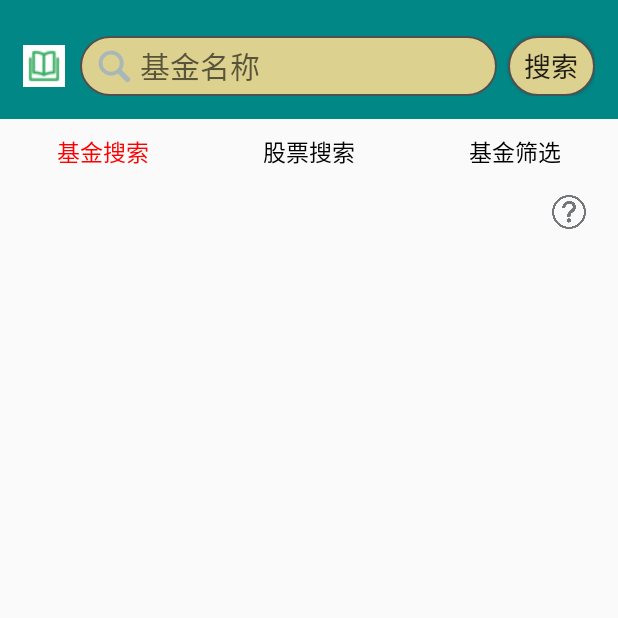
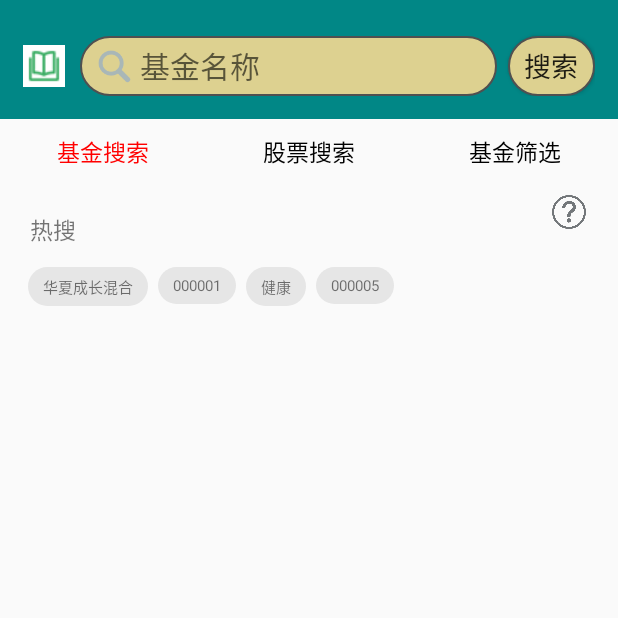
Before and after one commit to Dawn1261283562/Android-foundation, an Android app: the SearchFragment1 screen opened directly, with no data from a screen before it, on a phone screen of 412 x 824 dp, the top half of it. Run offline under Robolectric (Android 15) with nearby library versions, the phone set to English and light mode, and no system bars.

Commit message:
Signed-off-by: an-dou <759055535@qq.com>

```diff
--- a/android/studying/app/src/main/java/com/example/studying/SearchFragment1.java
+++ b/android/studying/app/src/main/java/com/example/studying/SearchFragment1.java
@@ -36,8 +36,12 @@ public class SearchFragment1 extends androidx.fragment.app.Fragment {
 
     private FlowLayout flowLayout1;
     private FlowLayout.Adapter flowAdapter1;
-    private LayoutInflater layoutInflater1;
     private ArrayList<String> strList1;
+
+    FlowLayout flowLayout2;
+    private FlowLayout.Adapter flowAdapter2;
+    private ArrayList<String> strList2;
+
     Button deleteAllHisBut1;
     ImageButton helpButton;
     TextView helpText;
@@ -50,6 +54,9 @@ public class SearchFragment1 extends androidx.fragment.app.Fragment {
         if (mView == null) {
             mView = inflater.inflate(R.layout.search_fragment1, container, false);
         }
+
+
+
         initView();
         initEvent();
         initDate();
@@ -64,6 +71,14 @@ public class SearchFragment1 extends androidx.fragment.app.Fragment {
         fundAdapter1=new FundAdapter(getContext(),R.layout.fund_item,fundGeneralList1);
         listView1.setAdapter(fundAdapter1);
         strList1 = new ArrayList<>();
+
+        strList2=new ArrayList<>();
+        strList2.add("华夏成长混合");
+        strList2.add("000001");
+        strList2.add("健康");
+        strList2.add("000005");
+
+
         flowAdapter1=new FlowLayout.Adapter() {
             @Override
             public int getCount() {
@@ -72,6 +87,7 @@ public class SearchFragment1 extends androidx.fragment.app.Fragment {
 
             @Override
             public View getView(int position, ViewGroup parent) {
+                LayoutInflater layoutInflater1 = LayoutInflater.from(getActivity());
                 View view = layoutInflater1.inflate(R.layout.historysearch_flow_item,parent,false);
                 // 给 View 设置 margin
                 ViewGroup.MarginLayoutParams mlp = new ViewGroup.MarginLayoutParams(view.getLayoutParams());
@@ -115,7 +131,35 @@ public class SearchFragment1 extends androidx.fragment.app.Fragment {
                 return view;
             }
         };
+        flowAdapter2=new FlowLayout.Adapter() {
+            @Override
+            public int getCount() {
+                return strList2.size();
+            }
+
+            @Override
+            public View getView(int position, ViewGroup parent) {
+                LayoutInflater layoutInflater = LayoutInflater.from(getActivity());
+                View view = layoutInflater.inflate(R.layout.hot_search_item,parent,false);
+                // 给 View 设置 margin
+                ViewGroup.MarginLayoutParams mlp = new ViewGroup.MarginLayoutParams(view.getLayoutParams());
+                mlp.setMargins(5, 5, 5, 5);
+                view.setLayoutParams(mlp);
+                TextView textView= (TextView)view.findViewById(R.id.flow_text_history);
+                textView.setText(strList2.get(position));
+                textView.setOnTouchListener(new View.OnTouchListener(){
+                    @Override
+                    public boolean onTouch(View v, MotionEvent event){
+                        MainActivity2.editText.setText(strList2.get(position));
+                        MainActivity2.editText.setSelection(strList2.get(position).length());
+                        return false;
+                    }
+                });
+                return view;
+            }
+        };
         flowLayout1.setAdapter(flowAdapter1);
+        flowLayout2.setAdapter(flowAdapter2);
         changeVisibility1();
     }
 
@@ -182,7 +226,7 @@ public class SearchFragment1 extends androidx.fragment.app.Fragment {
     private void initView() {
         listView1 = (ListView) mView.findViewById(R.id.list_search1);
         flowLayout1 = mView.findViewById(R.id.frag1_history_flow);
-        layoutInflater1 = LayoutInflater.from(getActivity());
+        flowLayout2 = mView.findViewById(R.id.frag1_history_flow2);
         deleteAllHisBut1=mView.findViewById(R.id.delete_all_history1);
 
 
--- /dev/null
+++ b/android/studying/app/src/main/res/layout/hot_search_item.xml
@@ -0,0 +1,12 @@
+<?xml version="1.0" encoding="utf-8"?>
+<TextView xmlns:android="http://schemas.android.com/apk/res/android"
+    android:id="@+id/flow_text_history"
+    android:layout_width="wrap_content"
+    android:layout_height="wrap_content"
+    android:background="@drawable/searchhistory_background"
+    android:paddingStart="10dp"
+    android:paddingEnd="10dp"
+    android:paddingTop="5dp"
+    android:paddingBottom="5dp"
+    android:gravity="center_vertical"
+    android:textSize="10dp"/>
--- a/android/studying/app/src/main/res/layout/search_fragment1.xml
+++ b/android/studying/app/src/main/res/layout/search_fragment1.xml
@@ -9,7 +9,7 @@
         android:id="@+id/sear_frag1_titlegroup2"
         android:layout_width="wrap_content"
         android:layout_height="wrap_content"
-        app:constraint_referenced_ids="history_text1,delete_all_history1,help_button_sear_frag1,frag1_history_flow"
+        app:constraint_referenced_ids="history_text1,delete_all_history1,help_button_sear_frag1,frag1_history_flow,frag1_hot_research_text,frag1_history_flow2"
         tools:visibility="visible"/>
 
     <androidx.constraintlayout.widget.Group
@@ -28,17 +28,6 @@
         app:layout_constraintRight_toRightOf="parent"
         android:background="@mipmap/help_icon"/>
     <TextView
-        android:id="@+id/history_text1"
-        android:layout_width="wrap_content"
-        android:layout_height="wrap_content"
-        android:layout_marginLeft="20dp"
-        app:layout_constraintTop_toTopOf="@id/help_button_sear_frag1"
-        app:layout_constraintBottom_toBottomOf="@id/help_button_sear_frag1"
-        app:layout_constraintLeft_toLeftOf="parent"
-        android:textSize="15dp"
-        android:text="搜索历史"/>
-
-    <TextView
         android:id="@+id/sear_frag1_helptext"
         android:layout_width="wrap_content"
         android:layout_height="wrap_content"
@@ -51,6 +40,16 @@
         android:gravity="top"
         android:text="基金搜索基金搜索基金搜索\n基金搜索基金搜索基金搜索\n基金搜索基金搜索\n基金搜索基金搜索"
         android:background="@drawable/search_background"/>
+    <TextView
+        android:id="@+id/history_text1"
+        android:layout_width="wrap_content"
+        android:layout_height="wrap_content"
+        android:layout_marginLeft="20dp"
+        app:layout_constraintTop_toTopOf="@id/help_button_sear_frag1"
+        app:layout_constraintBottom_toBottomOf="@id/help_button_sear_frag1"
+        app:layout_constraintLeft_toLeftOf="parent"
+        android:textSize="15dp"
+        android:text="搜索历史"/>
 
     <com.example.studying.FlowLayout
         android:id="@+id/frag1_history_flow"
@@ -72,6 +71,25 @@
         android:text="  清空搜索历史"
         android:background="@color/transparent"/>
 
+    <TextView
+        android:id="@+id/frag1_hot_research_text"
+        android:layout_width="wrap_content"
+        android:layout_height="wrap_content"
+        android:layout_marginLeft="20dp"
+        android:text="热搜"
+        android:textSize="15dp"
+        app:layout_constraintStart_toStartOf="parent"
+        app:layout_constraintTop_toBottomOf="@id/delete_all_history1"/>
+
+    <com.example.studying.FlowLayout
+        android:id="@+id/frag1_history_flow2"
+        android:layout_width="match_parent"
+        android:layout_height="wrap_content"
+        android:layout_marginStart="15dp"
+        android:layout_marginEnd="15dp"
+        android:layout_marginTop="10dp"
+        app:layout_constraintTop_toBottomOf="@id/frag1_hot_research_text"
+        app:layout_constraintLeft_toLeftOf="parent"/>
 
     <androidx.constraintlayout.widget.Group
         android:id="@+id/sear_frag1_titlegroup"
@@ -84,7 +102,7 @@
         android:id="@+id/back_view1"
         android:layout_width="match_parent"
         android:layout_height="30dp"
-        app:layout_constraintTop_toBottomOf="@+id/delete_all_history1"
+        app:layout_constraintTop_toTopOf="parent"
         android:background="#E6E6E6"/>
     <TextView
         android:id="@+id/te1_1"
--- a/android/studying/app/src/main/res/layout/search_fragment2.xml
+++ b/android/studying/app/src/main/res/layout/search_fragment2.xml
@@ -83,7 +83,7 @@
         android:id="@+id/back_view2"
         android:layout_width="match_parent"
         android:layout_height="30dp"
-        app:layout_constraintTop_toBottomOf="@+id/delete_all_history2"
+        app:layout_constraintTop_toTopOf="parent"
         android:background="#E6E6E6"/>
     <TextView
         android:id="@+id/te2_1"
```
